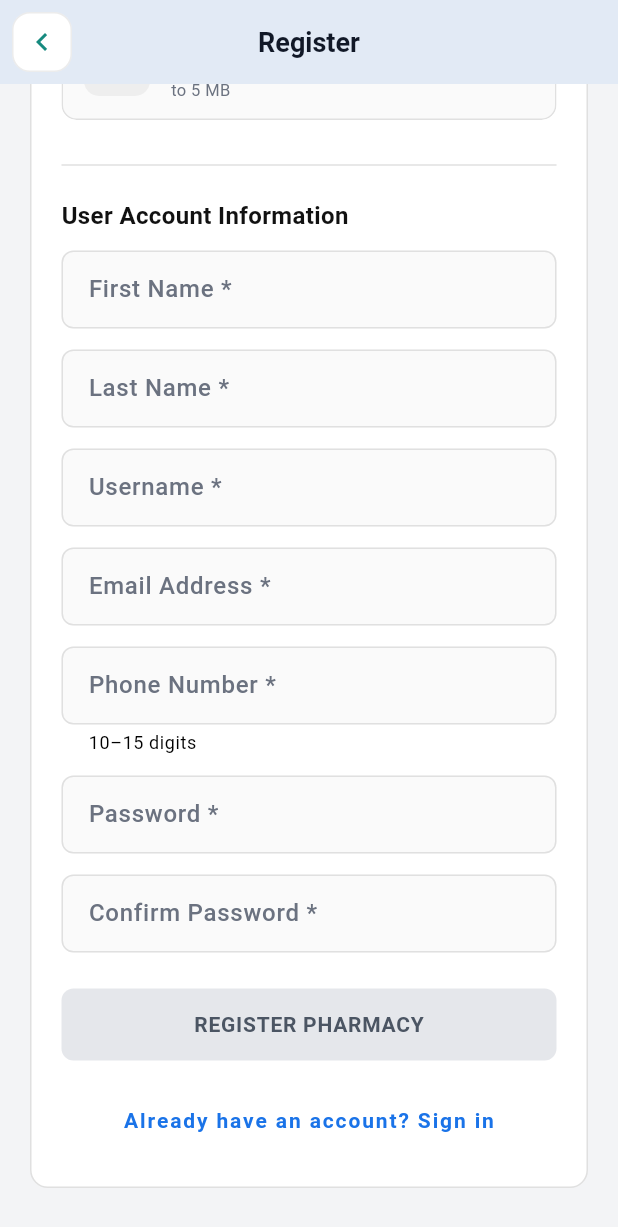
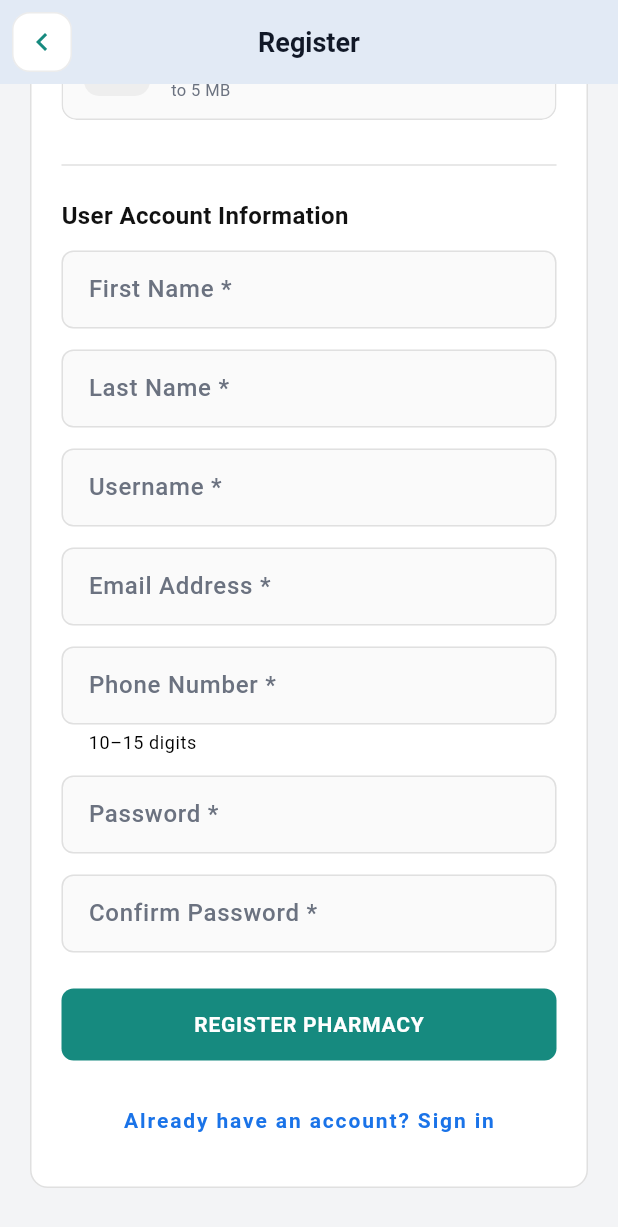
Before and after one commit to venkatesh7325/mobile-ph.virchowrx, a Flutter app: the PharmacyRegisterPage screen opened by its route, scrolled down 1383 dp, on a phone screen of 412 x 824 dp. Shown: the top 1227 px of the screen. Run offline on Flutter 3.47's test engine with Material 3 defaults, Android fonts, the phone set to English and light mode, and no system bars; our stand-ins replace badges, dartz, equatable, file_picker, flutter_dotenv, get and 3 more; accounts and stored records are empty.

Commit message:
REGISTER PHARMACY enable disable validation added

```diff
--- a/lib/presentation/pages/register/pharmacy_register_page.dart
+++ b/lib/presentation/pages/register/pharmacy_register_page.dart
@@ -762,11 +762,19 @@ class _PharmacyRegisterPageState extends State<PharmacyRegisterPage> {
                       height: 48,
                       child: ElevatedButton(
                         onPressed: _controller.isLoading.value ? null : _submit,
-                        style: ElevatedButton.styleFrom(
-                          backgroundColor: const Color(0xFFE5E7EB),
-                          foregroundColor: const Color(0xFF4B5563),
-                          elevation: 0,
-                          shape: RoundedRectangleBorder(borderRadius: BorderRadius.circular(8)),
+                        style: ButtonStyle(
+                          elevation: const WidgetStatePropertyAll(0),
+                          shape: WidgetStatePropertyAll(
+                            RoundedRectangleBorder(borderRadius: BorderRadius.circular(8)),
+                          ),
+                          backgroundColor: WidgetStateProperty.resolveWith((states) {
+                            if (states.contains(WidgetState.disabled)) return const Color(0xFFE5E7EB);
+                            return _kTeal;
+                          }),
+                          foregroundColor: WidgetStateProperty.resolveWith((states) {
+                            if (states.contains(WidgetState.disabled)) return const Color(0xFF4B5563);
+                            return Colors.white;
+                          }),
                         ),
                         child: _controller.isLoading.value
                             ? const SizedBox(
```
